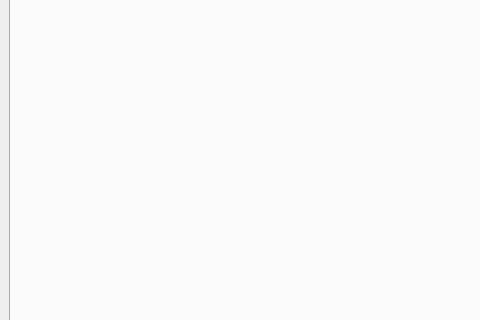
This is mainwindow.ui in EugenYepes/Central_monitoreo_aire_AppQT as Qt 5 draws it before an edit; both pictures show x 0 to 480 and y 91 to 411 of the 997 by 596 pixel window. The edited form follows.
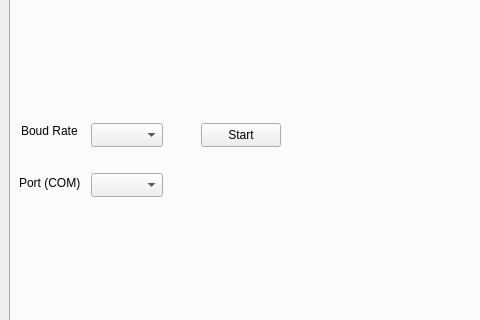
This is the edited form. The open tabs and pages were chosen to show the change.

Commit message: Add seria communication intent to make a theard for reading COM port

Diff of the .ui file:
```diff
--- a/mainwindow.ui
+++ b/mainwindow.ui
@@ -178,6 +178,65 @@
        <attribute name="title">
         <string>Settings</string>
        </attribute>
+       <widget class="QPushButton" name="pushButton_serialStart">
+        <property name="geometry">
+         <rect>
+          <x>190</x>
+          <y>160</y>
+          <width>80</width>
+          <height>24</height>
+         </rect>
+        </property>
+        <property name="text">
+         <string>Start</string>
+        </property>
+       </widget>
+       <widget class="QComboBox" name="comboBox_serialBaudRate">
+        <property name="geometry">
+         <rect>
+          <x>80</x>
+          <y>160</y>
+          <width>72</width>
+          <height>24</height>
+         </rect>
+        </property>
+       </widget>
+       <widget class="QComboBox" name="comboBox_serialPorts">
+        <property name="geometry">
+         <rect>
+          <x>80</x>
+          <y>210</y>
+          <width>72</width>
+          <height>24</height>
+         </rect>
+        </property>
+       </widget>
+       <widget class="QLabel" name="label_serialBaudRate">
+        <property name="geometry">
+         <rect>
+          <x>10</x>
+          <y>160</y>
+          <width>61</width>
+          <height>16</height>
+         </rect>
+        </property>
+        <property name="text">
+         <string>Boud Rate</string>
+        </property>
+       </widget>
+       <widget class="QLabel" name="label_serialPort">
+        <property name="geometry">
+         <rect>
+          <x>8</x>
+          <y>210</y>
+          <width>61</width>
+          <height>20</height>
+         </rect>
+        </property>
+        <property name="text">
+         <string>Port (COM)</string>
+        </property>
+       </widget>
       </widget>
      </widget>
     </item>
```
Left out of the diff: 2 changed lines with no effect on the pictures. The commit also changes 7 other files.
